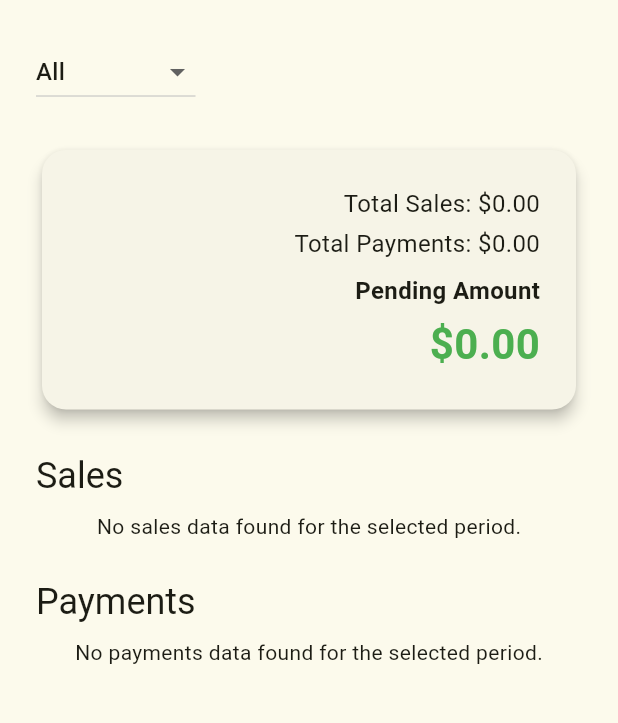
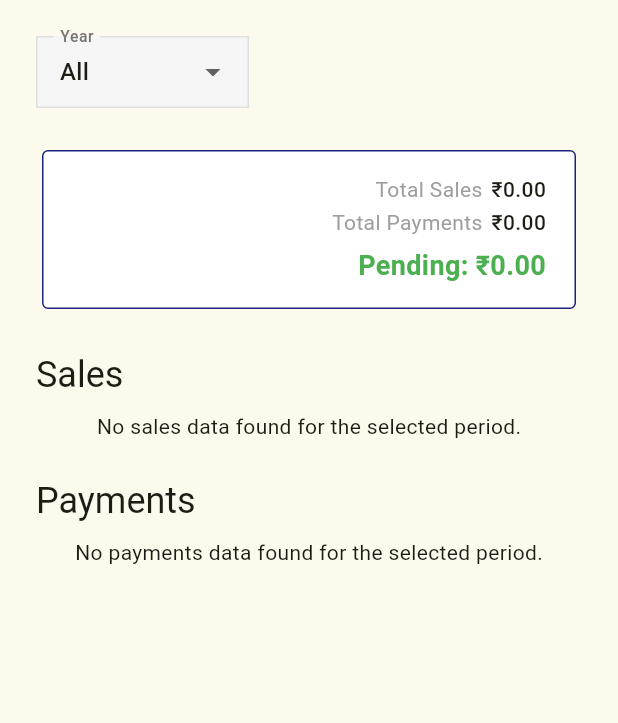
Before and after one commit to yadavkhushwant/flutter-billing-app, a Flutter app: the CustomerDetailsScreen screen opened directly with empty values, on a phone screen of 412 x 824 dp, the part 84-807 px from its top. Run offline on Flutter 3.47's test engine with Material 3 defaults, Android fonts, the phone set to English and light mode, and no system bars; our stand-ins replace dropdown_search, get, image_picker, pdf, printing, sqflite_common_ffi; missing offline and left inert: pluto_grid; accounts and stored records are empty.

Commit message:
add feat

```diff
--- a/lib/screen/customer_details_screen.dart
+++ b/lib/screen/customer_details_screen.dart
@@ -1,4 +1,6 @@
 import 'package:billing_application/controller/customer_details_controller.dart';
+import 'package:billing_application/utils/date_time_helpers.dart';
+import 'package:billing_application/widget/input_decoration.dart';
 import 'package:billing_application/widget/main_scaffold.dart';
 import 'package:billing_application/widget/pluto_columns.dart';
 import 'package:flutter/material.dart';
@@ -46,11 +48,6 @@ class CustomerDetailsScreen extends StatelessWidget {
     // Load the sales and payments data.
     controller.loadSalesData();
     controller.loadPaymentsData();
-
-    // Create lists for month and year dropdowns.
-    final List<int> months = List.generate(12, (index) => index + 1);
-    final List<int> years =
-        List.generate(10, (index) => DateTime.now().year - 5 + index);
 
     // Define Sales table columns.
     final List<PlutoColumn> salesColumns = [
@@ -117,22 +114,29 @@ class CustomerDetailsScreen extends StatelessWidget {
           crossAxisAlignment: CrossAxisAlignment.start,
           children: [
             // Filter Row: Year dropdown and (conditionally) Month dropdown.
-            Row(
+            ConstrainedBox(
+              constraints: BoxConstraints(
+                maxWidth: 300,
+              ),
+              child: Row(
                 children: [
                   // Year Dropdown with "All" option.
-                Obx(() {
-                  return DropdownButton<int?>(
+                  Expanded(
+                    child: Obx(() {
+                      return DropdownButtonFormField<int?>(
                         value: controller.selectedYear.value,
-                    hint: const Text("Select Year"),
+                        decoration: getInputDecoration("Year"),
                         items: [
                           const DropdownMenuItem<int?>(
                             value: null,
                             child: Text("All"),
                           ),
-                      ...years.map((year) => DropdownMenuItem<int?>(
+                          ...yearList.map((year) {
+                            return DropdownMenuItem(
                               value: year,
-                            child: Text(year.toString()),
-                          ))
+                              child: Text(year.toString()), // Show year as text
+                            );
+                          })
                         ],
                         onChanged: (value) {
                           // When year changes, update and reload data.
@@ -145,22 +149,29 @@ class CustomerDetailsScreen extends StatelessWidget {
                         },
                       );
                     }),
+                  ),
                   const SizedBox(width: 16),
                   // Only show Month dropdown if a specific year is selected.
-                Obx(() {
-                  if (controller.selectedYear.value == null) return Container();
-                  return DropdownButton<int?>(
+                  Expanded(
+                    child: Obx(() {
+                      if (controller.selectedYear.value == null) {
+                        return Container();
+                      }
+                      return DropdownButtonFormField<int?>(
                         value: controller.selectedMonth.value,
-                    hint: const Text("Select Month"),
+                        decoration: getInputDecoration("Month"),
                         items: [
                           const DropdownMenuItem<int?>(
                             value: null,
                             child: Text("All"),
                           ),
-                      ...months.map((month) => DropdownMenuItem<int?>(
-                            value: month,
-                            child: Text("Month $month"),
-                          ))
+                          ...monthNames.entries.map((entry) {
+                            return DropdownMenuItem(
+                              value: entry.key,
+                              child: Text(entry
+                                  .value), // Show month name instead of number
+                            );
+                          })
                         ],
                         onChanged: (value) {
                           controller.updateMonthYear(
@@ -170,71 +181,67 @@ class CustomerDetailsScreen extends StatelessWidget {
                         },
                       );
                     }),
+                  ),
                 ],
+              ),
             ),
             const SizedBox(height: 24),
             // Elegant Customer Details Card.
             Card(
-              elevation: 4,
+              color: Colors.white,
+              elevation: 0,
               shape: RoundedRectangleBorder(
-                borderRadius: BorderRadius.circular(16),
+                borderRadius: BorderRadius.circular(4),
+                side: BorderSide(color: Colors.indigo[900]!)
               ),
               child: Padding(
-                padding: const EdgeInsets.all(24),
+                padding: const EdgeInsets.symmetric(vertical: 16, horizontal: 20),
                 child: Row(
                   mainAxisAlignment: MainAxisAlignment.spaceBetween,
                   children: [
-                    // Customer basic info.
+                    // Customer Info
                     Column(
                       crossAxisAlignment: CrossAxisAlignment.start,
                       children: [
                         Text(
                           customerData['name'] ?? 'Customer Name',
                           style: const TextStyle(
-                              fontSize: 24, fontWeight: FontWeight.bold),
+                              fontSize: 20, fontWeight: FontWeight.w600),
                         ),
-                        const SizedBox(height: 8),
+                        const SizedBox(height: 4),
                         Text(
-                          customerData['phone'] ?? '',
-                          style:
-                              const TextStyle(fontSize: 16, color: Colors.grey),
+                          customerData['phone'] ?? 'N/A',
+                          style: const TextStyle(fontSize: 14, color: Colors.grey),
                         ),
-                        // Additional details can be added here.
                       ],
                     ),
-                    // Sales & Payments Totals.
+
+                    // Sales, Payments & Pending Amount
                     Obx(() {
                       double totalSales = controller.sales.fold(0.0,
                               (prev, sale) => prev + (sale['total_amount'] ?? 0.0));
                       double totalPayments = controller.payments.fold(0.0,
                               (prev, payment) => prev + (payment['amount'] ?? 0.0));
                       double pendingAmount = totalSales - totalPayments;
+
                       return Column(
                         crossAxisAlignment: CrossAxisAlignment.end,
                         children: [
+                          // Total Sales
+                          _infoRow("Total Sales", "₹${totalSales.toStringAsFixed(2)}"),
+                          const SizedBox(height: 2),
+
+                          // Total Payments
+                          _infoRow("Total Payments", "₹${totalPayments.toStringAsFixed(2)}"),
+                          const SizedBox(height: 6),
+
+                          // Pending Amount (Highlighted)
                           Text(
-                            "Total Sales: \$${totalSales.toStringAsFixed(2)}",
-                            style: const TextStyle(fontSize: 16),
-                          ),
-                          const SizedBox(height: 4),
-                          Text(
-                            "Total Payments: \$${totalPayments.toStringAsFixed(2)}",
-                            style: const TextStyle(fontSize: 16),
-                          ),
-                          const SizedBox(height: 8),
-                          const Text(
-                            "Pending Amount",
+                            "Pending: ₹${pendingAmount.toStringAsFixed(2)}",
                             style: TextStyle(
-                                fontSize: 16, fontWeight: FontWeight.w600),
-                          ),
-                          const SizedBox(height: 4),
-                          Text(
-                            "\$${pendingAmount.toStringAsFixed(2)}",
-                            style: TextStyle(
-                              fontSize: 28,
+                              fontSize: 18,
                               fontWeight: FontWeight.bold,
-                              color:
-                                  pendingAmount > 0 ? Colors.red : Colors.green,
+                              color: pendingAmount > 0 ? Colors.red : Colors.green,
                             ),
                           ),
                         ],
@@ -244,6 +251,7 @@ class CustomerDetailsScreen extends StatelessWidget {
                 ),
               ),
             ),
+
             const SizedBox(height: 24),
             // Sales Table.
             Text(
@@ -338,3 +346,14 @@ class CustomerDetailsScreen extends StatelessWidget {
     );
   }
 }
+
+Widget _infoRow(String label, String value) {
+  return Row(
+    mainAxisSize: MainAxisSize.min,
+    children: [
+      Text(label, style: const TextStyle(fontSize: 14, color: Colors.grey)),
+      const SizedBox(width: 6),
+      Text(value, style: const TextStyle(fontSize: 14, fontWeight: FontWeight.w500)),
+    ],
+  );
+}
```
Also changed, not shown: lib/screen/manage_payments_screen.dart (+25 -15 lines), lib/screen/sales_report_screen.dart (+6 -3 lines). Lines whose indentation alone changed are shown as unchanged.
